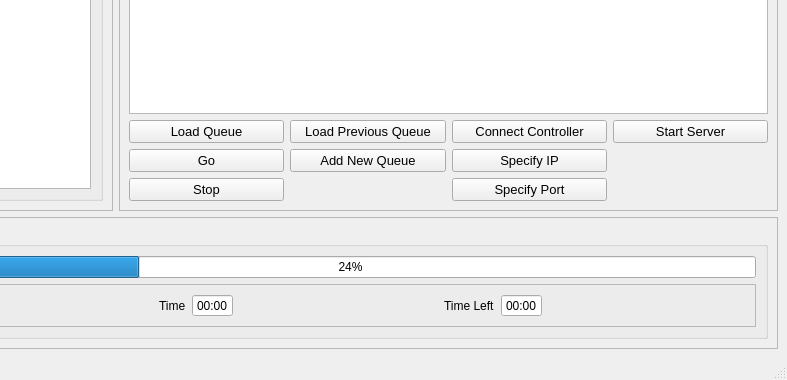
Above: main_window_robot.ui from rybitski/scenery-robot before the change; both pictures show x 196 to 983 and y 611 to 991 of the 983 by 991 pixel window. Below: the same form after it.
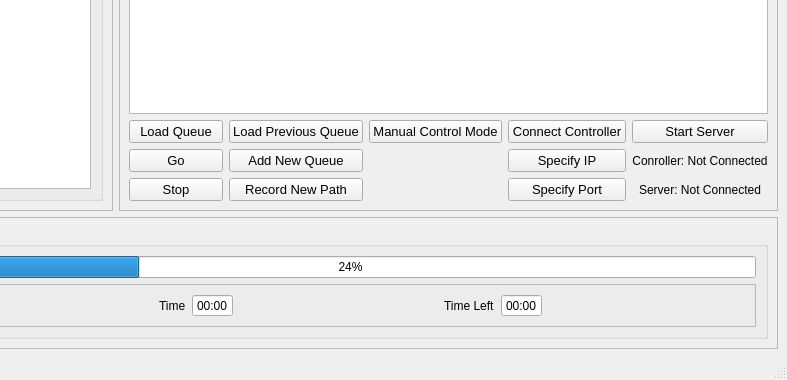
That is the form after the change.

Patch:
```diff
--- a/main_window_robot.ui
+++ b/main_window_robot.ui
@@ -146,27 +146,13 @@
          </item>
          <item row="1" column="0">
           <layout class="QGridLayout" name="gridLayout_2">
-           <item row="3" column="0">
-            <widget class="QPushButton" name="queueStop">
-             <property name="font">
-              <font>
-               <pointsize>10</pointsize>
-              </font>
-             </property>
+           <item row="1" column="4">
+            <widget class="QLabel" name="label">
              <property name="text">
-              <string>Stop</string>
+              <string>Conroller: Not Connected</string>
              </property>
-            </widget>
-           </item>
-           <item row="0" column="0">
-            <widget class="QPushButton" name="queueLoad">
-             <property name="font">
-              <font>
-               <pointsize>10</pointsize>
-              </font>
-             </property>
-             <property name="text">
-              <string>Load Queue</string>
+             <property name="alignment">
+              <set>Qt::AlignCenter</set>
              </property>
             </widget>
            </item>
@@ -182,7 +168,31 @@
              </property>
             </widget>
            </item>
-           <item row="1" column="2">
+           <item row="3" column="3">
+            <widget class="QPushButton" name="portSpecify">
+             <property name="font">
+              <font>
+               <pointsize>10</pointsize>
+              </font>
+             </property>
+             <property name="text">
+              <string>Specify Port</string>
+             </property>
+            </widget>
+           </item>
+           <item row="0" column="0">
+            <widget class="QPushButton" name="queueLoad">
+             <property name="font">
+              <font>
+               <pointsize>10</pointsize>
+              </font>
+             </property>
+             <property name="text">
+              <string>Load Queue</string>
+             </property>
+            </widget>
+           </item>
+           <item row="1" column="3">
             <widget class="QPushButton" name="ipSpecify">
              <property name="font">
               <font>
@@ -194,7 +204,19 @@
              </property>
             </widget>
            </item>
-           <item row="0" column="2">
+           <item row="3" column="0">
+            <widget class="QPushButton" name="queueStop">
+             <property name="font">
+              <font>
+               <pointsize>10</pointsize>
+              </font>
+             </property>
+             <property name="text">
+              <string>Stop</string>
+             </property>
+            </widget>
+           </item>
+           <item row="0" column="3">
             <widget class="QPushButton" name="controllerConnect">
              <property name="font">
               <font>
@@ -206,18 +228,6 @@
              </property>
             </widget>
            </item>
-           <item row="3" column="2">
-            <widget class="QPushButton" name="portSpecify">
-             <property name="font">
-              <font>
-               <pointsize>10</pointsize>
-              </font>
-             </property>
-             <property name="text">
-              <string>Specify Port</string>
-             </property>
-            </widget>
-           </item>
            <item row="1" column="1">
             <widget class="QPushButton" name="queueAdd">
              <property name="font">
@@ -242,7 +252,7 @@
              </property>
             </widget>
            </item>
-           <item row="0" column="3">
+           <item row="0" column="4">
             <widget class="QPushButton" name="serverStart">
              <property name="font">
               <font>
@@ -254,6 +264,40 @@
              </property>
             </widget>
            </item>
+           <item row="3" column="4">
+            <widget class="QLabel" name="label_2">
+             <property name="text">
+              <string>Server: Not Connected</string>
+             </property>
+             <property name="alignment">
+              <set>Qt::AlignCenter</set>
+             </property>
+            </widget>
+           </item>
+           <item row="3" column="1">
+            <widget class="QPushButton" name="pushButton">
+             <property name="font">
+              <font>
+               <pointsize>10</pointsize>
+              </font>
+             </property>
+             <property name="text">
+              <string>Record New Path</string>
+             </property>
+            </widget>
+           </item>
+           <item row="0" column="2">
+            <widget class="QPushButton" name="pushButton_2">
+             <property name="font">
+              <font>
+               <pointsize>10</pointsize>
+              </font>
+             </property>
+             <property name="text">
+              <string>Manual Control Mode</string>
+             </property>
+            </widget>
+           </item>
           </layout>
          </item>
         </layout>
```
Left out of the diff: 4 changed lines with no effect on the pictures.
